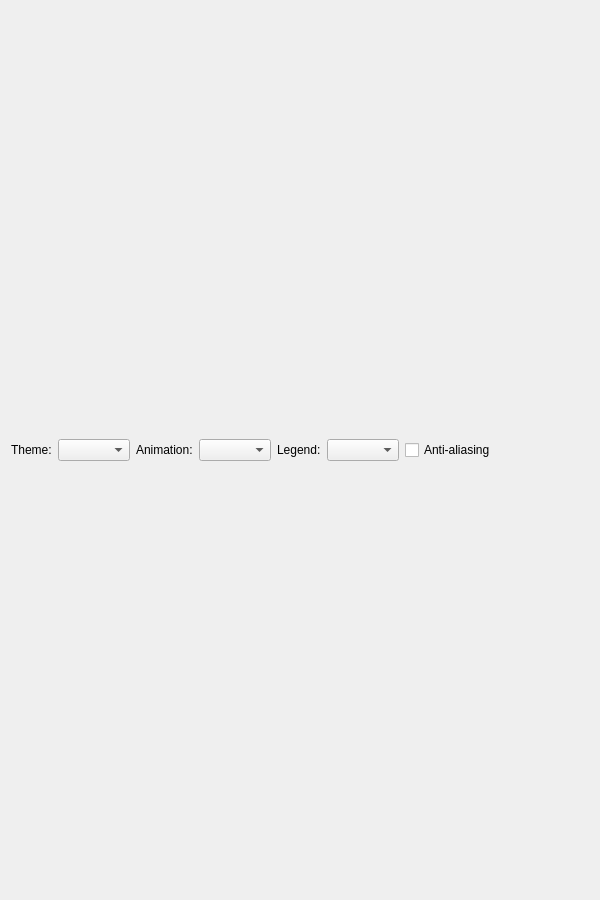
Qt form CertMan/statistics_form.ui (jykim74/CertMan) before a commit.
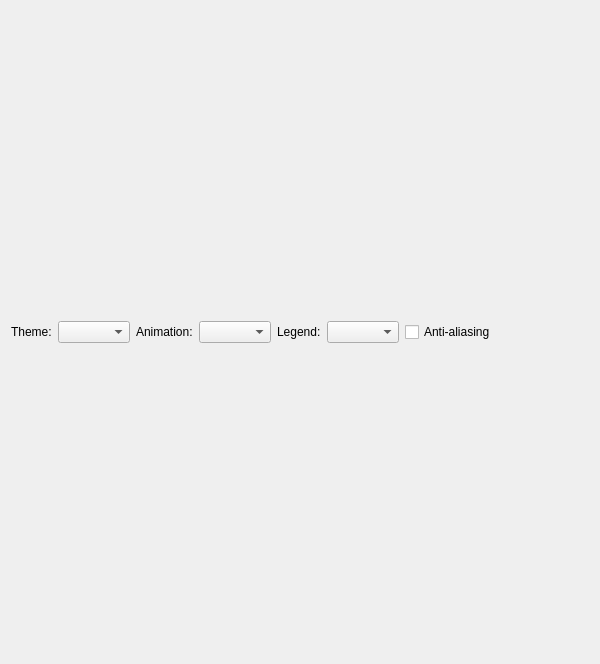
The same form after that commit.

```diff
--- a/CertMan/statistics_form.ui
+++ b/CertMan/statistics_form.ui
@@ -7,7 +7,7 @@
     <x>0</x>
     <y>0</y>
     <width>600</width>
-    <height>900</height>
+    <height>664</height>
    </rect>
   </property>
   <layout class="QGridLayout" name="gridLayout">
```
